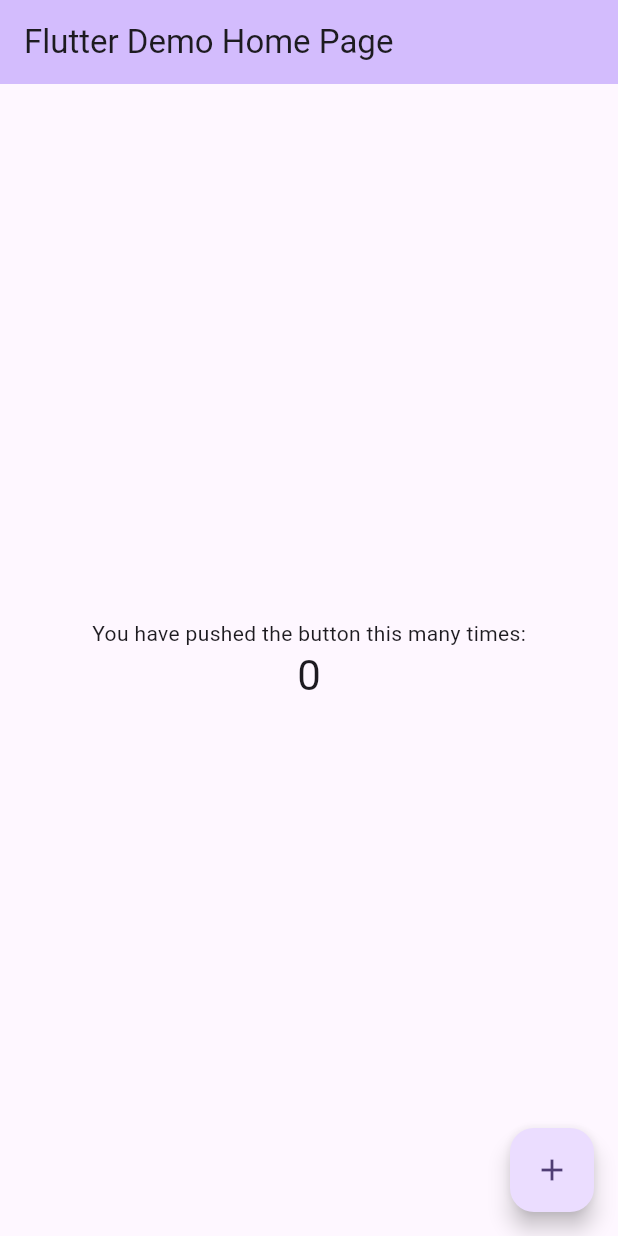
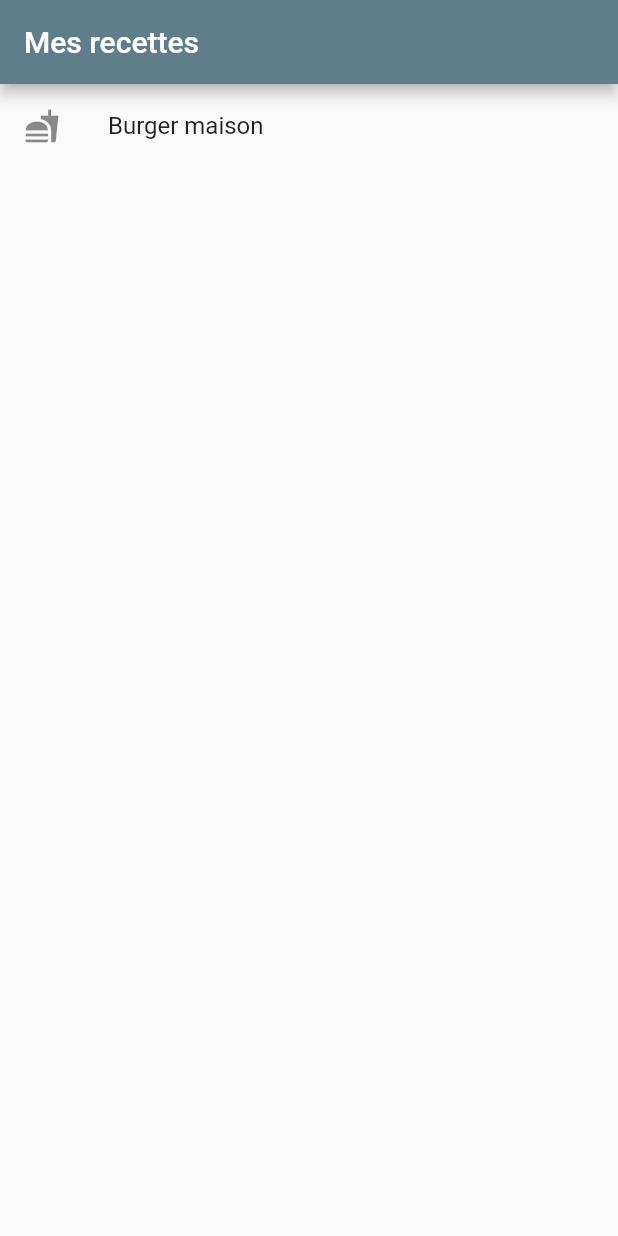
Before and after one commit to goldspide/Food_Receipe, a Flutter app: the screen it shows after launch, on a phone screen of 412 x 824 dp. Run offline on Flutter 3.47's test engine with Material 2 defaults, Android fonts, the phone set to English and light mode, and no system bars; our stand-ins replace cached_network_image.

Commit message:
Episode 1 a 7

```diff
--- a/lib/main.dart
+++ b/lib/main.dart
@@ -1,4 +1,8 @@
 import 'package:flutter/material.dart';
+import 'package:cached_network_image/cached_network_image.dart';
+import 'package:food_receipe/receipe.dart';
+import 'package:food_receipe/receipeListeScreen.dart';
+import 'package:food_receipe/receipeS.dart';
 
 void main() {
   runApp(const MyApp());
@@ -6,28 +10,38 @@
 
 class MyApp extends StatelessWidget {
   const MyApp({super.key});
-
-  // This widget is the root of your application.
   @override
   Widget build(BuildContext context) {
+    Widget titleSection = Container(
+      padding: const EdgeInsets.all(8),
+      child: Row(
+        children: [
+          Expanded(
+            child: Column(
+              crossAxisAlignment: CrossAxisAlignment.start,
+              mainAxisAlignment: MainAxisAlignment.start,
+              children: [
+                Container(
+                  padding: const EdgeInsets.only(bottom: 8),
+                  child: const Text("Pizza facile",
+                      style:
+                          TextStyle(fontWeight: FontWeight.bold, fontSize: 20)),
+                ),
+                Text(
+                  "Par David Silera",
+                  style: TextStyle(fontSize: 16, color: Colors.grey[500]),
+                )
+              ],
+            ),
+          ),
+          const Icon(Icons.favorite, color: Colors.red),
+          const Text("55")
+        ],
+      ),
+    );
     return MaterialApp(
       title: 'Flutter Demo',
       theme: ThemeData(
-        // This is the theme of your application.
-        //
-        // TRY THIS: Try running your application with "flutter run". You'll see
-        // the application has a blue toolbar. Then, without quitting the app,
-        // try changing the seedColor in the colorScheme below to Colors.green
-        // and then invoke "hot reload" (save your changes or press the "hot
-        // reload" button in a Flutter-supported IDE, or press "r" if you used
-        // the command line to start the app).
-        //
-        // Notice that the counter didn't reset back to zero; the application
-        // state is not lost during the reload. To reset the state, use hot
-        // restart instead.
-        //
-        // This works for code too, not just values: Most code changes can be
-        // tested with just a hot reload.
         colorScheme: ColorScheme.fromSeed(seedColor: Colors.deepPurple),
         useMaterial3: true,
       ),
@@ -38,16 +52,6 @@
 
 class MyHomePage extends StatefulWidget {
   const MyHomePage({super.key, required this.title});
-
-  // This widget is the home page of your application. It is stateful, meaning
-  // that it has a State object (defined below) that contains fields that affect
-  // how it looks.
-
-  // This class is the configuration for the state. It holds the values (in this
-  // case the title) provided by the parent (in this case the App widget) and
-  // used by the build method of the State. Fields in a Widget subclass are
-  // always marked "final".
-
   final String title;
 
   @override
@@ -55,71 +59,17 @@
 }
 
 class _MyHomePageState extends State<MyHomePage> {
-  int _counter = 0;
-
-  void _incrementCounter() {
-    setState(() {
-      // This call to setState tells the Flutter framework that something has
-      // changed in this State, which causes it to rerun the build method below
-      // so that the display can reflect the updated values. If we changed
-      // _counter without calling setState(), then the build method would not be
-      // called again, and so nothing would appear to happen.
-      _counter++;
-    });
-  }
-
   @override
   Widget build(BuildContext context) {
-    // This method is rerun every time setState is called, for instance as done
-    // by the _incrementCounter method above.
-    //
-    // The Flutter framework has been optimized to make rerunning build methods
-    // fast, so that you can just rebuild anything that needs updating rather
-    // than having to individually change instances of widgets.
-    return Scaffold(
-      appBar: AppBar(
-        // TRY THIS: Try changing the color here to a specific color (to
-        // Colors.amber, perhaps?) and trigger a hot reload to see the AppBar
-        // change color while the other colors stay the same.
-        backgroundColor: Theme.of(context).colorScheme.inversePrimary,
-        // Here we take the value from the MyHomePage object that was created by
-        // the App.build method, and use it to set our appbar title.
-        title: Text(widget.title),
+    return MaterialApp(
+      debugShowCheckedModeBanner: false,
+      title: "Food_Receipe",
+      color: Theme.of(context).colorScheme.inversePrimary,
+      theme: ThemeData(
+        primarySwatch: Colors.blueGrey
       ),
-      body: Center(
-        // Center is a layout widget. It takes a single child and positions it
-        // in the middle of the parent.
-        child: Column(
-          // Column is also a layout widget. It takes a list of children and
-          // arranges them vertically. By default, it sizes itself to fit its
-          // children horizontally, and tries to be as tall as its parent.
-          //
-          // Column has various properties to control how it sizes itself and
-          // how it positions its children. Here we use mainAxisAlignment to
-          // center the children vertically; the main axis here is the vertical
-          // axis because Columns are vertical (the cross axis would be
-          // horizontal).
-          //
-          // TRY THIS: Invoke "debug painting" (choose the "Toggle Debug Paint"
-          // action in the IDE, or press "p" in the console), to see the
-          // wireframe for each widget.
-          mainAxisAlignment: MainAxisAlignment.center,
-          children: <Widget>[
-            const Text(
-              'You have pushed the button this many times:',
-            ),
-            Text(
-              '$_counter',
-              style: Theme.of(context).textTheme.headlineMedium,
-            ),
-          ],
-        ),
-      ),
-      floatingActionButton: FloatingActionButton(
-        onPressed: _incrementCounter,
-        tooltip: 'Increment',
-        child: const Icon(Icons.add),
-      ), // This trailing comma makes auto-formatting nicer for build methods.
+      home: ReceipeListeScreen(),
+      // home: ReceipeScreen(receipe: Receipe("Pizza facile", "Par David Silvera", "", 50, "Préparer une pizza de A à Z demande beaucoup de temps, mais le gout de la pizza maison en vaut largement la peine. Préparez séparément la pâte, la sauce et la garniture. Une fois que tous ces éléments sont prêts, assemblez le tout et faites cuire votre pizza à température élevée, jusqu'à ce qu'elle soit délicieusement croustillante. ", false),),
     );
   }
 }
--- /dev/null
+++ b/lib/receipe.dart
@@ -0,0 +1,9 @@
+class Receipe {
+  String title;
+  String user;
+  String imageUrl;
+  String description;
+  bool isFavorite;
+  int favoriteCount;
+  Receipe(this.title, this.user, this.imageUrl,this.favoriteCount,this.description,this.isFavorite);
+}
--- /dev/null
+++ b/lib/receipeListeScreen.dart
@@ -0,0 +1,32 @@
+import 'package:flutter/material.dart';
+import 'package:food_receipe/receipe.dart';
+
+class ReceipeListeScreen extends StatelessWidget {
+  const ReceipeListeScreen({Key? key}) : super(key: key);
+
+  @override
+  Widget build(BuildContext context) {
+    return Scaffold(
+      appBar: AppBar(
+        title: Text("Mes recettes"),
+      ),
+      body: ListView(
+        children: const [
+          ListTile(
+            leading: Icon(Icons.fastfood),
+            title:Text('Burger maison'),
+          )
+        ],
+      ),
+    );
+  }
+}
+
+// class RecipeItemWidget extends StatelessWidget{
+//   const ReceipeItemWiget ({Key key, required this.receipe}) : super(key key);
+//   final Receipe receipe;
+//   @override
+//   Widget build(BuildContext context){
+//
+//   }
+// }
--- a/pubspec.yaml
+++ b/pubspec.yaml
@@ -35,6 +35,7 @@ dependencies:
   # The following adds the Cupertino Icons font to your application.
   # Use with the CupertinoIcons class for iOS style icons.
   cupertino_icons: ^1.0.2
+  cached_network_image: ^3.2.3
 
 dev_dependencies:
   flutter_test:
@@ -59,9 +60,8 @@ flutter:
   uses-material-design: true
 
   # To add assets to your application, add an assets section, like this:
-  # assets:
-  #   - images/a_dot_burr.jpeg
-  #   - images/a_dot_ham.jpeg
+  assets:
+     - images/pizza.jpeg
 
   # An image asset can refer to one or more resolution-specific "variants", see
   # https://flutter.dev/assets-and-images/#resolution-aware
```
Also changed, not shown: lib/favorit.dart (added, +43 -0 lines), lib/receipeS.dart (added, +113 -0 lines), images/pizza.jpeg (added), pubspec.lock, 1 other file.
